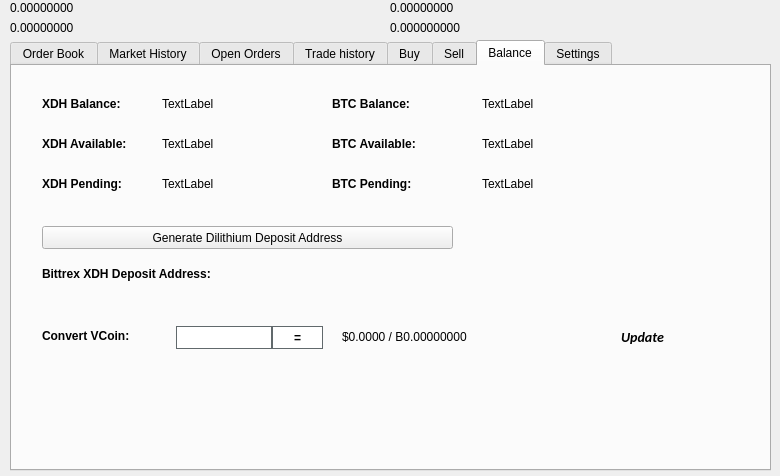
kahsh/kahsh, file src/qt/forms/tradingdialog.ui: the form before one commit.
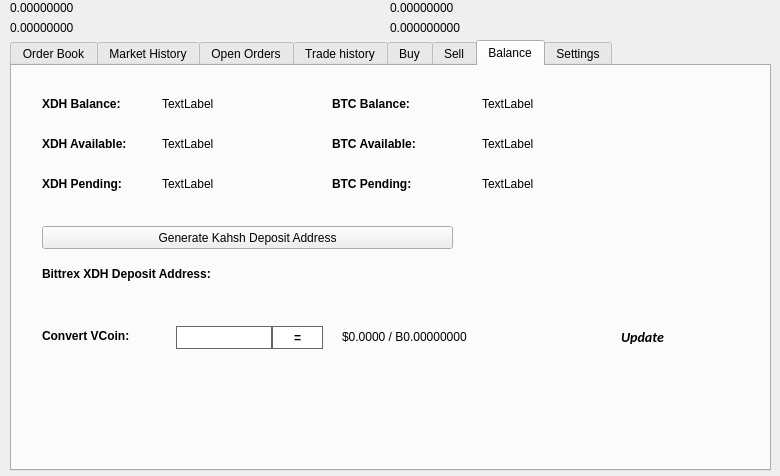
The form after the commit. The open tabs and pages were chosen to show the change. Icons and pictures are not drawn.

Patch:
```diff
--- a/src/qt/forms/tradingdialog.ui
+++ b/src/qt/forms/tradingdialog.ui
@@ -2941,7 +2941,7 @@
       </rect>
      </property>
      <property name="text">
-      <string>Generate Dilithium Deposit Address</string>
+      <string>Generate Kahsh Deposit Address</string>
      </property>
      <property name="icon">
       <iconset resource="../dilithium.qrc">
```
Left out of the diff: 14 changed lines with no effect on the pictures.
